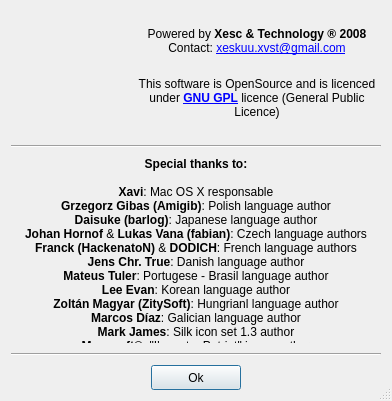
This is ui/credits.ui in ckorn/xvst as Qt 5 draws it before an edit. The edited form follows.
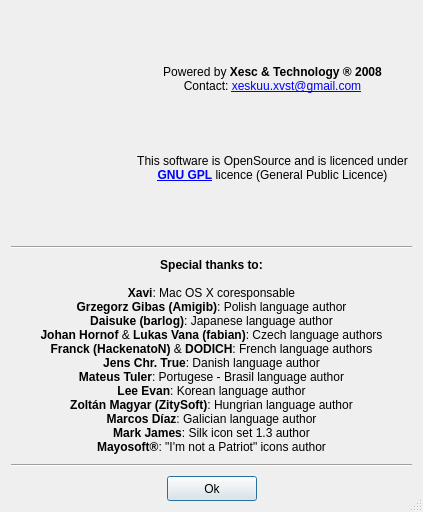
This is the edited form. Icons and pictures are not drawn.

The edit to the form file:
```diff
--- a/ui/credits.ui
+++ b/ui/credits.ui
@@ -1,12 +1,12 @@
 <ui version="4.0" >
  <class>Credits</class>
- <widget class="QDialog" name="Credits" >
-  <property name="geometry" >
+ <widget class="QDialog" name="Credits">
+  <property name="geometry">
    <rect>
     <x>0</x>
     <y>0</y>
-    <width>392</width>
-    <height>401</height>
+    <width>423</width>
+    <height>512</height>
    </rect>
   </property>
   <property name="windowTitle" >
@@ -121,10 +121,10 @@
      </property>
     </widget>
    </item>
-   <item row="2" column="0" colspan="3" >
-    <widget class="QLabel" name="label_5" >
-     <property name="text" >
-      <string>&lt;b>Special thanks to:&lt;/b>&lt;br>&lt;br>&lt;b>Xavi&lt;/b>: Mac OS X responsable&lt;br>&lt;b>Grzegorz Gibas (Amigib)&lt;/b>: Polish language author&lt;br>&lt;b>Daisuke (barlog)&lt;/b>: Japanese language author&lt;br>&lt;b>Johan Hornof&lt;/b>  &amp;amp; &lt;b>Lukas Vana (fabian)&lt;/b>: Czech language authors&lt;br>&lt;b>Franck (HackenatoN)&lt;/b>  &amp;amp; &lt;b>DODICH&lt;/b>: French language authors&lt;br>&lt;b>Jens Chr. True&lt;/b>: Danish language author&lt;br>&lt;b>Mateus Tuler&lt;/b>: Portugese - Brasil language author&lt;br>&lt;b>Lee Evan&lt;/b>: Korean language author&lt;br>&lt;b>Zoltán Magyar (ZitySoft)&lt;/b>: Hungrianl language author&lt;br>&lt;b>Marcos Díaz&lt;/b>: Galician language author&lt;br>&lt;b>Mark James&lt;/b>: Silk icon set 1.3 author&lt;br>&lt;b>Mayosoft®&lt;/b>: "I'm not a Patriot" icons author</string>
+   <item row="2" column="0" colspan="3">
+    <widget class="QLabel" name="label_5">
+     <property name="text">
+      <string>&lt;b&gt;Special thanks to:&lt;/b&gt;&lt;br&gt;&lt;br&gt;&lt;b&gt;Xavi&lt;/b&gt;: Mac OS X coresponsable&lt;br&gt;&lt;b&gt;Grzegorz Gibas (Amigib)&lt;/b&gt;: Polish language author&lt;br&gt;&lt;b&gt;Daisuke (barlog)&lt;/b&gt;: Japanese language author&lt;br&gt;&lt;b&gt;Johan Hornof&lt;/b&gt;  &amp;amp; &lt;b&gt;Lukas Vana (fabian)&lt;/b&gt;: Czech language authors&lt;br&gt;&lt;b&gt;Franck (HackenatoN)&lt;/b&gt;  &amp;amp; &lt;b&gt;DODICH&lt;/b&gt;: French language authors&lt;br&gt;&lt;b&gt;Jens Chr. True&lt;/b&gt;: Danish language author&lt;br&gt;&lt;b&gt;Mateus Tuler&lt;/b&gt;: Portugese - Brasil language author&lt;br&gt;&lt;b&gt;Lee Evan&lt;/b&gt;: Korean language author&lt;br&gt;&lt;b&gt;Zoltán Magyar (ZitySoft)&lt;/b&gt;: Hungrian language author&lt;br&gt;&lt;b&gt;Marcos Díaz&lt;/b&gt;: Galician language author&lt;br&gt;&lt;b&gt;Mark James&lt;/b&gt;: Silk icon set 1.3 author&lt;br&gt;&lt;b&gt;Mayosoft®&lt;/b&gt;: &quot;I'm not a Patriot&quot; icons author</string>
      </property>
      <property name="alignment" >
       <set>Qt::AlignCenter</set>
```
Left out of the diff: 117 changed lines with no effect on the pictures.
